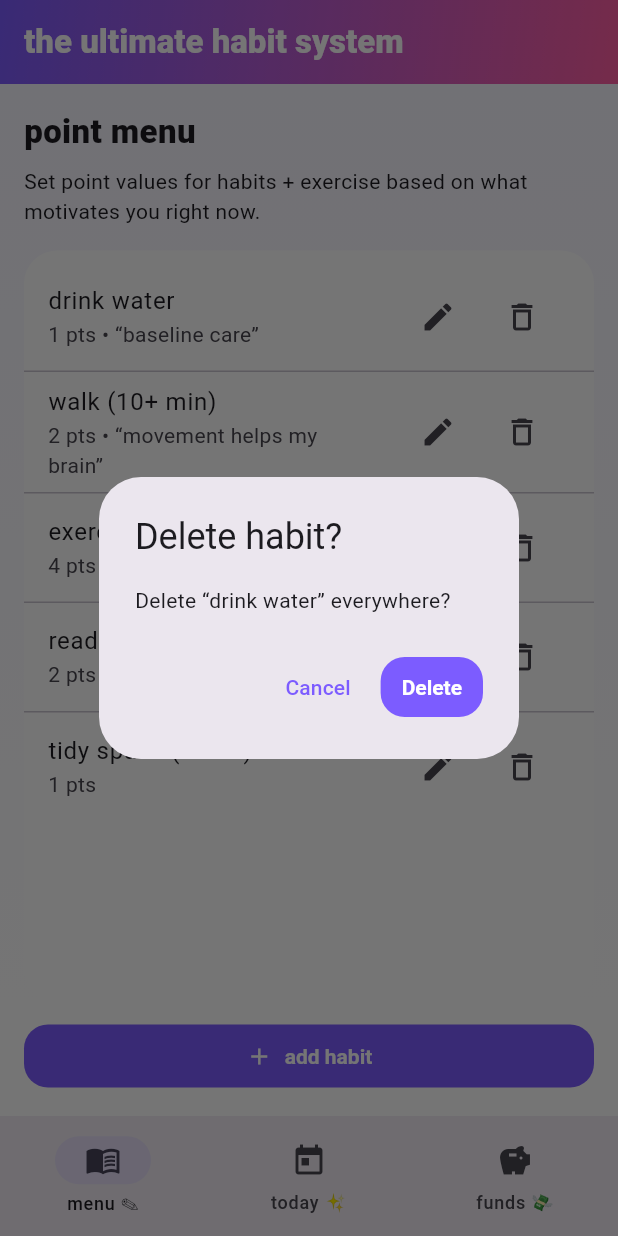
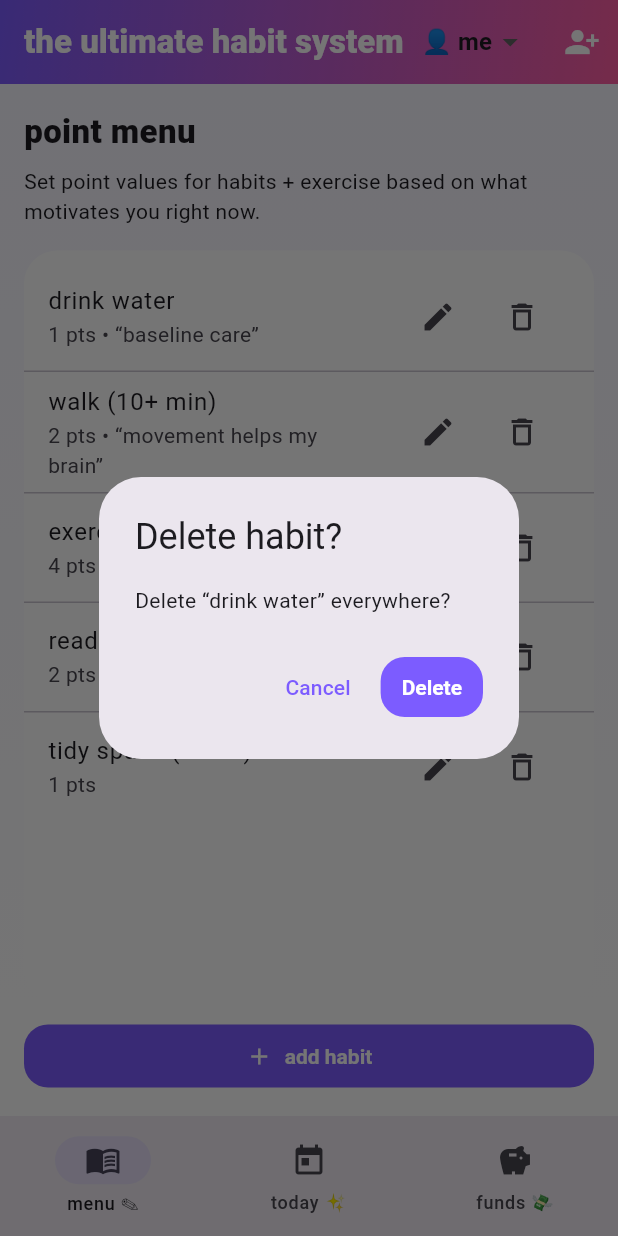
Before and after one commit to zsaifee/HabitTracker, a Flutter app: the screen it shows after launch, after a tap on the "delete outline" icon, on a phone screen of 412 x 824 dp. Run offline on Flutter 3.47's test engine with Material 3 defaults, Android fonts, the phone set to English and light mode, and no system bars; our stand-ins replace shared_preferences.

Commit message:
Added profile functionality

```diff
--- a/lib/daily.dart
+++ b/lib/daily.dart
@@ -17,7 +17,7 @@ class DailyPage extends StatefulWidget {
   final Future<void> Function(String note) onNoteChanged;
   final Future<void> Function(FundType fund, double amount) onDeposit;
 
-  const DailyPage({
+  const DailyPage({super.key,
     required this.habits,
     required this.dateKey,
     required this.onPickDate,
--- a/lib/funds.dart
+++ b/lib/funds.dart
@@ -7,7 +7,7 @@ class FundsPage extends StatelessWidget {
   final double Function(FundType) fundValue;
   final Future<void> Function(FundType, double delta) onAdjust;
 
-  const FundsPage({
+  const FundsPage({super.key,
     required this.fundValue,
     required this.onAdjust,
   });
--- a/lib/home_shell.dart
+++ b/lib/home_shell.dart
@@ -9,6 +9,7 @@ import 'point_menu.dart';
 import 'daily.dart';
 import 'funds.dart';
 import 'storage_service.dart';
+import 'profile.dart';
 
 class HabitHome extends StatefulWidget {
   const HabitHome({super.key});
@@ -24,6 +25,9 @@ class _HabitHomeState extends State<HabitHome> {
 
   final List<Habit> _habits = [];
   final Map<String, DayLog> _logsByDate = {}; // dateKey -> DayLog
+
+  List<Profile> _profiles = [];
+  String _activeProfileId = 'p_default';
 
   double _fundLilTreat = 0;
   double _fundFunPurchase = 0;
@@ -49,14 +53,20 @@ class _HabitHomeState extends State<HabitHome> {
   }
 
   Future<void> _loadAll() async {
-    final habits = await _storage.loadHabits();
-    final logs = await _storage.loadLogs();
+    final profiles = await _storage.loadProfiles();
+    final activeId = await _storage.loadActiveProfileId();
 
-    final lil = await _storage.loadFund(FundType.lilTreat);
-    final fun = await _storage.loadFund(FundType.funPurchase);
-    final sav = await _storage.loadFund(FundType.saver);
+    final habits = await _storage.loadHabits(activeId);
+    final logs = await _storage.loadLogs(activeId);
+
+    final lil = await _storage.loadFund(activeId, FundType.lilTreat);
+    final fun = await _storage.loadFund(activeId, FundType.funPurchase);
+    final sav = await _storage.loadFund(activeId, FundType.saver);
 
     setState(() {
+      _profiles = profiles;
+      _activeProfileId = activeId;
+
       _habits
         ..clear()
         ..addAll(habits);
@@ -72,6 +82,13 @@ class _HabitHomeState extends State<HabitHome> {
       _loading = false;
     });
   }
+
+  // Profile? get _activeProfile {
+  //   for (final p in _profiles) {
+  //     if (p.id == _activeProfileId) return p;
+  //   }
+  //   return _profiles.isNotEmpty ? _profiles.first : null;
+  // }
 
   DayLog _currentLog() {
     return _logsByDate.putIfAbsent(_selectedDateKey, () => DayLog(dateKey: _selectedDateKey));
@@ -112,6 +129,57 @@ class _HabitHomeState extends State<HabitHome> {
     }
   }
 
+  Future<String?> _promptForProfileName(BuildContext context) async {
+    final ctrl = TextEditingController();
+    return showDialog<String>(
+      context: context,
+      builder: (_) => AlertDialog(
+        title: const Text('New profile'),
+        content: TextField(
+          controller: ctrl,
+          decoration: const InputDecoration(
+            hintText: 'name (e.g. zarin, roommate)',
+          ),
+          autofocus: true,
+        ),
+        actions: [
+          TextButton(onPressed: () => Navigator.pop(context), child: const Text('cancel')),
+          FilledButton(
+            onPressed: () {
+              final name = ctrl.text.trim();
+              Navigator.pop(context, name.isEmpty ? null : name);
+            },
+            child: const Text('create'),
+          ),
+        ],
+      ),
+    );
+  }
+
+  Future<void> _switchProfile(String id) async {
+    setState(() => _loading = true);
+    await _storage.setActiveProfileId(id);
+
+    // optional: reset date when swapping people
+    _selectedDateKey = _todayKey();
+
+    await _loadAll();
+  }
+
+  Future<void> _addProfile() async {
+    final name = await _promptForProfileName(context);
+    if (name == null) return;
+
+    final newProfile = Profile(
+      id: 'p_${DateTime.now().microsecondsSinceEpoch}',
+      name: name,
+    );
+
+    final updated = [..._profiles, newProfile];
+    await _storage.saveProfiles(updated);
+    await _switchProfile(newProfile.id);
+  }
+
   @override
   Widget build(BuildContext context) {
     if (_loading) {
@@ -125,7 +193,7 @@ class _HabitHomeState extends State<HabitHome> {
         habits: _habits,
         onChanged: () async {
           setState(() {});
-          await _storage.saveHabits(_habits);
+          await _storage.saveHabits(_activeProfileId, _habits);
         },
         onDeleteHabit: (id) async {
           setState(() {
@@ -134,8 +202,8 @@ class _HabitHomeState extends State<HabitHome> {
               log.completedHabitIds.remove(id);
             }
           });
-          await _storage.saveHabits(_habits);
-          await _storage.saveLogs(_logsByDate);
+          await _storage.saveHabits(_activeProfileId, _habits);
+          await _storage.saveLogs(_activeProfileId, _logsByDate);
         },
       ),
       DailyPage(
@@ -153,30 +221,60 @@ class _HabitHomeState extends State<HabitHome> {
               log.completedHabitIds.remove(habitId);
             }
           });
-          await _storage.saveLogs(_logsByDate);
+          await _storage.saveLogs(_activeProfileId, _logsByDate);
         },
         onNoteChanged: (text) async {
           final log = _currentLog();
           setState(() => log.note = text);
-          await _storage.saveLogs(_logsByDate);
+          await _storage.saveLogs(_activeProfileId, _logsByDate);
         },
         onDeposit: (fund, amount) async {
           setState(() => _setFundValue(fund, _fundValue(fund) + amount));
-          await _storage.saveFund(fund, _fundValue(fund));
+          await _storage.saveFund(_activeProfileId, fund, _fundValue(fund));
         },
       ),
       FundsPage(
         fundValue: (t) => _fundValue(t),
         onAdjust: (t, delta) async {
           setState(() => _setFundValue(t, (_fundValue(t) + delta).clamp(0, 1e12)));
-          await _storage.saveFund(t, _fundValue(t));
+          await _storage.saveFund(_activeProfileId, t, _fundValue(t));
         },
       ),
     ];
 
     return Scaffold(
       appBar: AppBar(
-        title: const Text("the ultimate habit system"),
+        title: Row(
+          children: [
+            const Text("the ultimate habit system"),
+            const SizedBox(width: 12),
+            if (_profiles.isNotEmpty)
+              DropdownButtonHideUnderline(
+                child: DropdownButton<String>(
+                  value: _activeProfileId,
+                  items: _profiles
+                      .map(
+                        (p) => DropdownMenuItem(
+                          value: p.id,
+                          child: Text('👤 ${p.name}'),
+                        ),
+                      )
+                      .toList(),
+                  onChanged: (id) {
+                    if (id == null) return;
+                    _switchProfile(id);
+                  },
+                ),
+              ),
+          ],
+        ),
+        actions: [
+          IconButton(
+            tooltip: 'add profile',
+            icon: const Icon(Icons.person_add_alt_1),
+            onPressed: _addProfile,
+          ),
+        ],
         centerTitle: false,
         foregroundColor: Colors.white,
         backgroundColor: Colors.transparent,
--- a/lib/point_menu.dart
+++ b/lib/point_menu.dart
@@ -9,7 +9,7 @@ class PointMenuPage extends StatelessWidget {
   final VoidCallback onChanged;
   final Future<void> Function(String habitId) onDeleteHabit;
 
-  const PointMenuPage({
+  const PointMenuPage({super.key,
     required this.habits,
     required this.onChanged,
     required this.onDeleteHabit,
--- /dev/null
+++ b/lib/profile.dart
@@ -0,0 +1,13 @@
+class Profile {
+  final String id;
+  String name;
+
+  Profile({required this.id, required this.name});
+
+  Map<String, dynamic> toJson() => {'id': id, 'name': name};
+
+  static Profile fromJson(Map<String, dynamic> json) => Profile(
+        id: json['id'] as String,
+        name: (json['name'] as String?) ?? 'profile',
+      );
+}
--- a/lib/storage_keys.dart
+++ b/lib/storage_keys.dart
@@ -1,2 +1,6 @@
+const kProfiles = 'profiles_v1';
+const kActiveProfileId = 'activeProfileId_v1';
+
+// Your old keys become “base names”
 const kHabits = 'habits_v1';
 const kDayLogs = 'dayLogs_v1';
--- a/lib/storage_service.dart
+++ b/lib/storage_service.dart
@@ -5,52 +5,96 @@ import 'habit.dart';
 import 'day_log.dart';
 import 'fund_type.dart';
 import 'storage_keys.dart';
+import 'profile.dart';
 
 class StorageService {
-  Future<List<Habit>> loadHabits() async {
+  String _pkey(String profileId, String base) => 'p_${profileId}__$base';
+
+  // -------------------------
+  // Profiles
+  // -------------------------
+  Future<List<Profile>> loadProfiles() async {
     final prefs = await SharedPreferences.getInstance();
-    final habitsRaw = prefs.getString(kHabits);
+    final raw = prefs.getString(kProfiles);
+
+    if (raw == null) {
+      // seed a default profile on first run
+      final p = Profile(id: 'p_default', name: 'me');
+      await saveProfiles([p]);
+      await setActiveProfileId(p.id);
+      return [p];
+    }
+
+    final list = (jsonDecode(raw) as List).cast<dynamic>();
+    return list.map((e) => Profile.fromJson((e as Map).cast<String, dynamic>())).toList();
+  }
+
+  Future<void> saveProfiles(List<Profile> profiles) async {
+    final prefs = await SharedPreferences.getInstance();
+    await prefs.setString(kProfiles, jsonEncode(profiles.map((p) => p.toJson()).toList()));
+  }
+
+  Future<String> loadActiveProfileId() async {
+    final prefs = await SharedPreferences.getInstance();
+    return prefs.getString(kActiveProfileId) ?? 'p_default';
+  }
+
+  Future<void> setActiveProfileId(String id) async {
+    final prefs = await SharedPreferences.getInstance();
+    await prefs.setString(kActiveProfileId, id);
+  }
+
+  // -------------------------
+  // Habits (per profile)
+  // -------------------------
+  Future<List<Habit>> loadHabits(String profileId) async {
+    final prefs = await SharedPreferences.getInstance();
+    final habitsRaw = prefs.getString(_pkey(profileId, kHabits));
 
     if (habitsRaw == null) return _seedHabits();
 
     final list = (jsonDecode(habitsRaw) as List).cast<dynamic>();
-    return list
-        .map((e) => Habit.fromJson((e as Map).cast<String, dynamic>()))
-        .toList();
+    return list.map((e) => Habit.fromJson((e as Map).cast<String, dynamic>())).toList();
   }
 
-  Future<void> saveHabits(List<Habit> habits) async {
+  Future<void> saveHabits(String profileId, List<Habit> habits) async {
     final prefs = await SharedPreferences.getInstance();
-    await prefs.setString(kHabits, jsonEncode(habits.map((e) => e.toJson()).toList()));
+    await prefs.setString(
+      _pkey(profileId, kHabits),
+      jsonEncode(habits.map((e) => e.toJson()).toList()),
+    );
   }
 
-  Future<Map<String, DayLog>> loadLogs() async {
+  // -------------------------
+  // Logs (per profile)
+  // -------------------------
+  Future<Map<String, DayLog>> loadLogs(String profileId) async {
     final prefs = await SharedPreferences.getInstance();
-    final logsRaw = prefs.getString(kDayLogs);
+    final logsRaw = prefs.getString(_pkey(profileId, kDayLogs));
 
     if (logsRaw == null) return {};
 
     final map = (jsonDecode(logsRaw) as Map).cast<String, dynamic>();
-    return map.map((k, v) => MapEntry(
-          k,
-          DayLog.fromJson((v as Map).cast<String, dynamic>()),
-        ));
+    return map.map((k, v) => MapEntry(k, DayLog.fromJson((v as Map).cast<String, dynamic>())));
   }
 
-  Future<void> saveLogs(Map<String, DayLog> logsByDate) async {
+  Future<void> saveLogs(String profileId, Map<String, DayLog> logsByDate) async {
     final prefs = await SharedPreferences.getInstance();
     final map = logsByDate.map((k, v) => MapEntry(k, v.toJson()));
-    await prefs.setString(kDayLogs, jsonEncode(map));
+    await prefs.setString(_pkey(profileId, kDayLogs), jsonEncode(map));
   }
 
-  Future<double> loadFund(FundType t) async {
+  // -------------------------
+  // Funds (per profile)
+  // -------------------------
+  Future<double> loadFund(String profileId, FundType t) async {
     final prefs = await SharedPreferences.getInstance();
-    return prefs.getDouble(t.key) ?? 0;
+    return prefs.getDouble(_pkey(profileId, t.key)) ?? 0;
   }
 
-  Future<void> saveFund(FundType t, double value) async {
+  Future<void> saveFund(String profileId, FundType t, double value) async {
     final prefs = await SharedPreferences.getInstance();
-    await prefs.setDouble(t.key, value);
+    await prefs.setDouble(_pkey(profileId, t.key), value);
   }
 
   List<Habit> _seedHabits() => [
```
